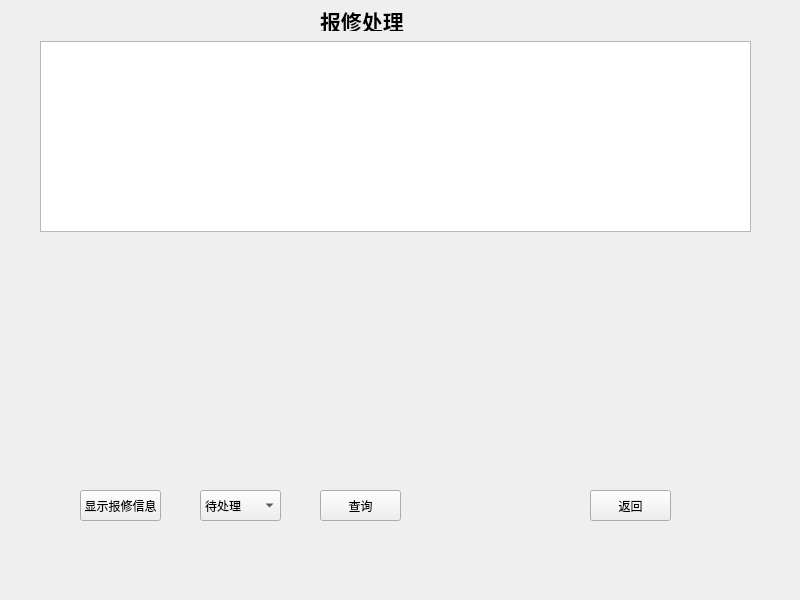
Above: repair_process_admin.ui from yzyzhenlihai/CplusplusProject before the change. Below: the same form after it.
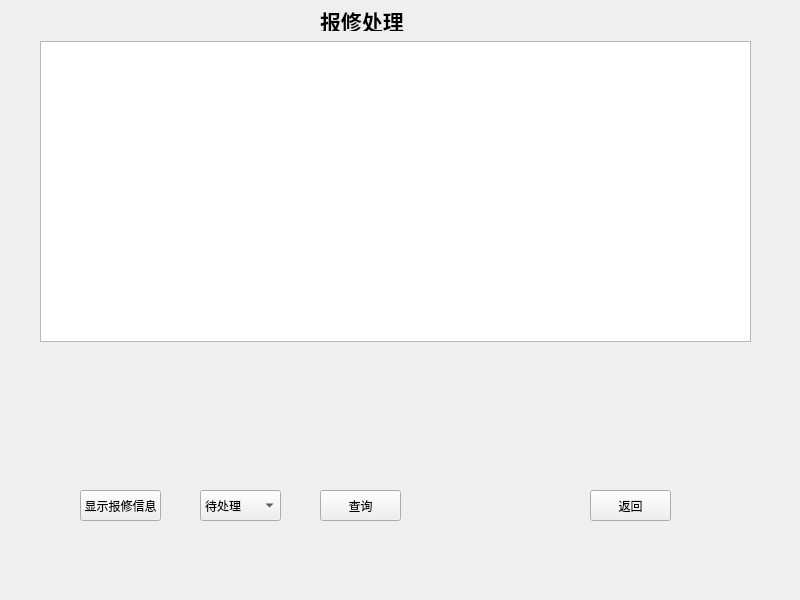
That is the form after the change.

```diff
--- a/repair_process_admin.ui
+++ b/repair_process_admin.ui
@@ -20,7 +20,7 @@
       <x>40</x>
       <y>41</y>
       <width>711</width>
-      <height>191</height>
+      <height>301</height>
      </rect>
     </property>
    </widget>
```
